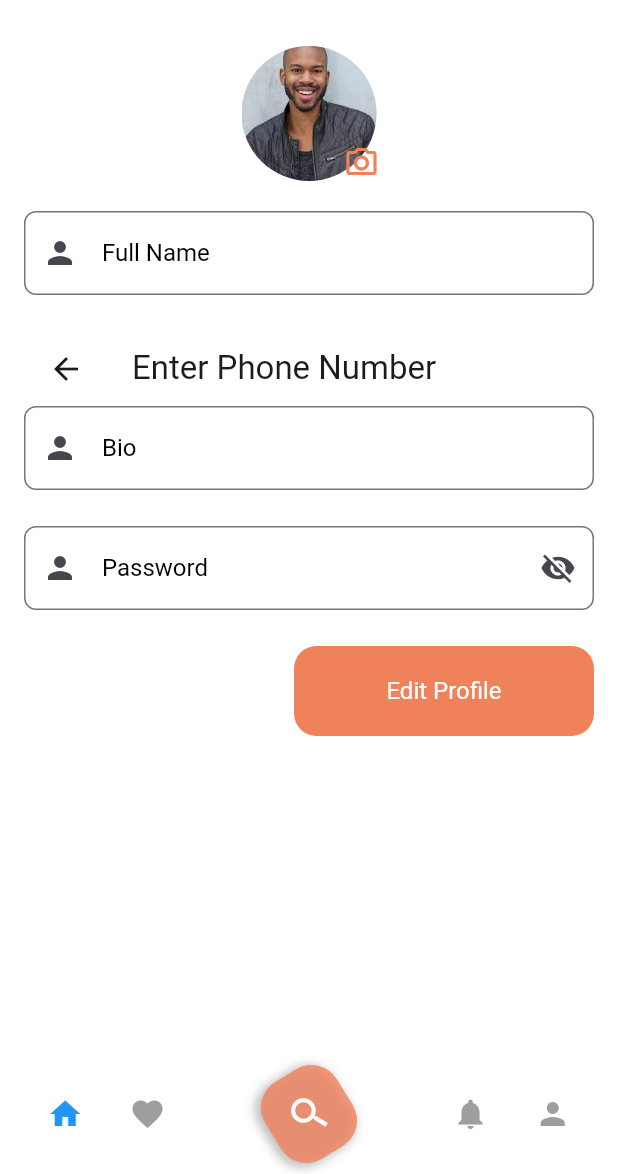
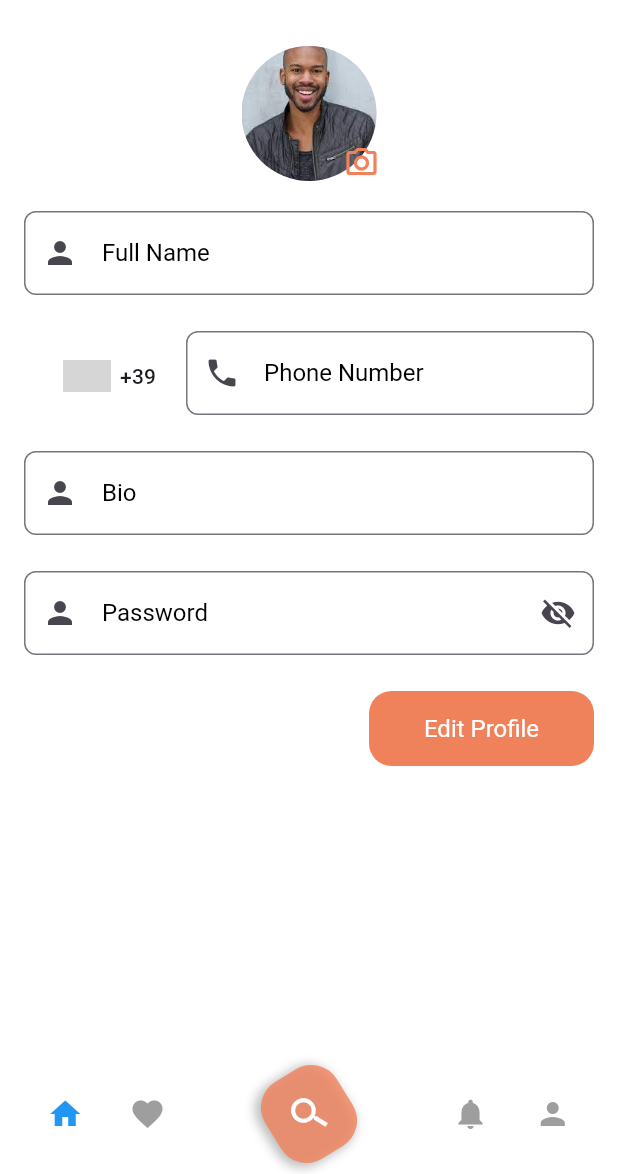
Before and after one commit to BetrandCliff/thuram_app, a Flutter app: the LandingPage screen opened directly, on a phone screen of 412 x 824 dp, the part 62-1236 px from its top. Run offline on Flutter 3.47's test engine with Material 3 defaults, Android fonts, the light colour scheme and no system bars; drawn by our look-alikes of country_code_picker, intl_phone_field; our stand-ins replace flutter_rating_bar, flutter_screenutil; grey boxes are pictures that could not be loaded.

Commit message:
edit profile added

```diff
--- /dev/null
+++ b/lib/core/constants/localizations.dart
@@ -0,0 +1,75 @@
+import 'package:country_code_picker/country_code_picker.dart';
+import 'package:flutter/material.dart';
+
+final supportedLocales = [
+  Locale("af"),
+  Locale("am"),
+  Locale("ar"),
+  Locale("az"),
+  Locale("be"),
+  Locale("bg"),
+  Locale("bn"),
+  Locale("bs"),
+  Locale("ca"),
+  Locale("cs"),
+  Locale("da"),
+  Locale("de"),
+  Locale("el"),
+  Locale("en"),
+  Locale("es"),
+  Locale("et"),
+  Locale("fa"),
+  Locale("fi"),
+  Locale("fr"),
+  Locale("gl"),
+  Locale("ha"),
+  Locale("he"),
+  Locale("hi"),
+  Locale("hr"),
+  Locale("hu"),
+  Locale("hy"),
+  Locale("id"),
+  Locale("is"),
+  Locale("it"),
+  Locale("ja"),
+  Locale("ka"),
+  Locale("kk"),
+  Locale("km"),
+  Locale("ko"),
+  Locale("ku"),
+  Locale("ky"),
+  Locale("lt"),
+  Locale("lv"),
+  Locale("mk"),
+  Locale("ml"),
+  Locale("mn"),
+  Locale("ms"),
+  Locale("nb"),
+  Locale("nl"),
+  Locale("nn"),
+  Locale("no"),
+  Locale("pl"),
+  Locale("ps"),
+  Locale("pt"),
+  Locale("ro"),
+  Locale("ru"),
+  Locale("sd"),
+  Locale("sk"),
+  Locale("sl"),
+  Locale("so"),
+  Locale("sq"),
+  Locale("sr"),
+  Locale("sv"),
+  Locale("ta"),
+  Locale("tg"),
+  Locale("th"),
+  Locale("tk"),
+  Locale("tr"),
+  Locale("tt"),
+  Locale("uk"),
+  Locale("ug"),
+  Locale("ur"),
+  Locale("uz"),
+  Locale("vi"),
+  Locale("zh")
+];
--- a/lib/feature/student/landing/presentation/pages/edit-profile.dart
+++ b/lib/feature/student/landing/presentation/pages/edit-profile.dart
@@ -1,3 +1,4 @@
+import 'package:country_code_picker/country_code_picker.dart';
 import 'package:flutter/material.dart';
 import 'package:thuram_app/core/constants/asset-paths.dart';
 import 'package:thuram_app/core/constants/colors.dart';
@@ -15,40 +16,91 @@ class EditProfile extends StatelessWidget {
       body: SafeArea(
         child: Padding(
           padding: const EdgeInsets.all(8.0),
+          child: SingleChildScrollView(
             child: Column(
               children: [
                 Stack(
                   children: [
                     CircleAvatar(
-
                       radius: 45,
                       backgroundImage: AssetImage(AppImages.profile),
                     ),
-
                     Positioned(
                         bottom: 0,
                         right: -2,
-                    child: Icon(Icons.camera_alt_outlined,color: AppColors.primaryColor,))
+                        child: Icon(
+                          Icons.camera_alt_outlined,
+                          color: AppColors.primaryColor,
+                        ))
                   ],
                 ),
-              SizedBox(height: 20,),
-
-              CustomInputForm(hint: 'Hakeem Smith', preIcon: Icons.person,label: "Full Name", isLabel: true,),
-               SizedBox(height: 20,),
                 SizedBox(
-                  height: 50,
-                  child: PhoneNumberScreen()),
-
-                            CustomInputForm(hint: 'Watch the movie 🎬', preIcon: Icons.person,label: "Bio", isLabel: true,),
-               SizedBox(height: 20,),
-              CustomInputForm(hint: '******', preIcon: Icons.person,label: "Password", isLabel: true,sufIcon: Icons.visibility_off,),
-
-                 SizedBox(height: 20,),
+                  height: 20,
+                ),
+                CustomInputForm(
+                  hint: 'Hakeem Smith',
+                  preIcon: Icons.person,
+                  label: "Full Name",
+                  isLabel: true,
+                ),
+                SizedBox(
+                  height: 20,
+                ),
+                Row(
+                  mainAxisAlignment: MainAxisAlignment.spaceBetween,
+                  children: [
+                    CountryCodePicker(
+                      onChanged: print,
+                      // Initial selection and favorite can be one of code ('IT') OR dial_code('+39')
+                      initialSelection: 'IT',
+                      //You can set the margin between the flag and the country name to your taste.
+                      margin: const EdgeInsets.symmetric(horizontal: 6),
+                      comparator: (a, b) => b.name!.compareTo(a.name!),
+                      //Get the country information relevant to the initial selection
+                      onInit: (code) => debugPrint(
+                          "on init ${code?.name} ${code?.dialCode} ${code?.name}"),
+                    ),
+                    Expanded(
+                        child: CustomInputForm(
+                      preIcon: Icons.phone,
+                      hint: "673109557",
+                      label: "Phone Number",
+                      isLabel: true,
+                    ))
+                  ],
+                ),
+                SizedBox(
+                  height: 20,
+                ),
+                CustomInputForm(
+                  hint: 'Watch the movie 🎬',
+                  preIcon: Icons.person,
+                  label: "Bio",
+                  isLabel: true,
+                ),
+                SizedBox(
+                  height: 20,
+                ),
+                CustomInputForm(
+                  hint: '******',
+                  preIcon: Icons.person,
+                  label: "Password",
+                  isLabel: true,
+                  sufIcon: Icons.visibility_off,
+                ),
+                SizedBox(
+                  height: 20,
+                ),
                 Align(
                     alignment: Alignment.centerRight,
-                child: CustomButton(text: "Edit Profile", onTap: (){},width: 200,))
-
+                    child: CustomButton(
+                      height: 50,
+                      text: "Edit Profile",
+                      onTap: () {},
+                      width: 150,
+                    ))
               ],
+            ),
           ),
         ),
       ),
--- a/lib/feature/student/landing/presentation/pages/landingpage.dart
+++ b/lib/feature/student/landing/presentation/pages/landingpage.dart
@@ -11,6 +11,7 @@ import '../../../login/presentation/login.dart';
 import '../../../login/presentation/signup.dart';
 import '../widget/conversation.dart';
 import 'edit-profile.dart';
+import 'search-staff.dart';
 
 class LandingPage extends StatefulWidget {
   const LandingPage({super.key});
@@ -22,7 +23,7 @@ class LandingPage extends StatefulWidget {
 GlobalKey<ScaffoldState> key = GlobalKey<ScaffoldState>();
 
 class _LandingPageState extends State<LandingPage> {
-  final List<Widget> Pages = const [EditProfile(),LostAndFound(),ProfilePage(),CustomDescriptionCard(),ProfilePage(),];
+  final List<Widget> Pages =  [EditProfile(),LostAndFound(),SearchStaffScreen(),CustomDescriptionCard(),ProfilePage(),];
   @override
   Widget build(BuildContext context) {
     return DefaultTabController(
--- a/lib/util/country-code.dart
+++ b/lib/util/country-code.dart
@@ -1,5 +1,5 @@
+import 'package:country_code_picker/country_code_picker.dart';
 import 'package:flutter/material.dart';
-import 'package:intl_phone_field/intl_phone_field.dart';
 
 class PhoneNumberScreen extends StatefulWidget {
   @override
@@ -11,35 +11,66 @@ class _PhoneNumberScreenState extends State<PhoneNumberScreen> {
 
   @override
   Widget build(BuildContext context) {
-    return Scaffold(
-      appBar: AppBar(title: Text('Enter Phone Number')),
-      body: Padding(
-        padding: const EdgeInsets.all(16.0),
-        child: Column(
-          mainAxisAlignment: MainAxisAlignment.center,
-          children: [
-            IntlPhoneField(
-              decoration: InputDecoration(
-                labelText: 'Phone Number',
-                border: OutlineInputBorder(
-                  borderSide: BorderSide(),
+    return  Center(
+          child: Column(
+            mainAxisAlignment: MainAxisAlignment.spaceEvenly,
+            children: <Widget>[
+
+              /*CountryCodePicker(
+                hideHeaderText: true,
+                onChanged: print,
+                // Initial selection and favorite can be one of code ('IT') OR dial_code('+39')
+                initialSelection: 'IT',
+                favorite: const ['+39', 'FR'],
+                countryFilter: const ['IT', 'FR'],
+                // flag can be styled with BoxDecoration's `borderRadius` and `shape` fields
+                flagDecoration: BoxDecoration(
+                  borderRadius: BorderRadius.circular(7),
+                ),
+                pickerStyle: PickerStyle.bottomSheet,
+              ),
+              const SizedBox(
+                width: 400,
+                height: 60,
+                child: CountryCodePicker(
+                  onChanged: print,
+                  hideMainText: true,
+                  showFlagMain: true,
+                  showFlag: false,
+                  initialSelection: 'TF',
+                  hideSearch: true,
+                  showCountryOnly: true,
+                  showOnlyCountryWhenClosed: true,
+                  alignLeft: true,
                 ),
               ),
-              initialCountryCode: 'US', // Default country
-              onChanged: (phone) {
-                setState(() {
-                  completePhoneNumber = phone.completeNumber;
-                });
-              },
-            ),
-            SizedBox(height: 20),
-            Text(
-              'Full Number: ${completePhoneNumber ?? "Not entered"}',
-              style: TextStyle(fontSize: 18, fontWeight: FontWeight.bold),
-            ),
-          ],
-        ),
-      ),
+              SizedBox(
+                width: 400,
+                height: 60,
+                child: CountryCodePicker(
+                  onChanged: (element) => debugPrint(element.toLongString()),
+                  initialSelection: 'TF',
+                  showCountryOnly: true,
+                  showOnlyCountryWhenClosed: true,
+                  favorite: const ['+39', 'FR'],
+                ),
+              ),
+              SizedBox(
+                width: 100,
+                height: 60,
+                child: CountryCodePicker(
+                  enabled: false,
+                  onChanged: (c) => c.name,
+                  initialSelection: 'TF',
+                  showCountryOnly: true,
+                  showOnlyCountryWhenClosed: true,
+                  favorite: const ['+39', 'FR'],
+                ),
+              ),*/
+            ],
+          ),
+
+
     );
   }
 }
--- a/lib/util/custom-button.dart
+++ b/lib/util/custom-button.dart
@@ -3,16 +3,22 @@ import 'package:thuram_app/core/constants/colors.dart';
 import 'package:thuram_app/core/constants/values.dart';
 
 class CustomButton extends StatelessWidget {
-  const CustomButton({super.key, required this.text, required this.onTap, this.width=double.infinity});
+  const CustomButton(
+      {super.key,
+      required this.text,
+      required this.onTap,
+      this.height=60,
+      this.width = double.infinity});
   final String text;
   final VoidCallback onTap;
   final double width;
+  final double height;
   @override
   Widget build(BuildContext context) {
     return GestureDetector(
       onTap: onTap,
       child: Container(
-        height: 60,
+        height: height,
         width: width,
         decoration: BoxDecoration(
           borderRadius: BorderRadius.circular(buttonBorderRadius),
--- a/lib/util/custom-input-form.dart
+++ b/lib/util/custom-input-form.dart
@@ -3,23 +3,32 @@ import 'package:thuram_app/core/constants/values.dart';
 
 class CustomInputForm extends StatelessWidget {
   const CustomInputForm(
-      {super.key, required this.preIcon, this.sufIcon, required this.hint, this.label,this.isLabel=false});
+      {super.key,
+      required this.preIcon,
+      this.sufIcon,
+      required this.hint,
+      this.label,
+      this.width=double.infinity,
+      this.isLabel = false});
   final IconData preIcon;
   final IconData? sufIcon;
   final String hint;
   final String? label;
   final bool isLabel;
+  final double width;
   @override
   Widget build(BuildContext context) {
     return Container(
         height: 60,
-        width: double.infinity,
+        width: width,
         child: TextField(
           decoration: InputDecoration(
-              label:isLabel? Text(
-                "$label",
-                style: Theme.of(context).textTheme.displayMedium,
-              ):null,
+              label: isLabel
+                  ? Text(
+                      "$label",
+                      style: Theme.of(context).textTheme.displayMedium,
+                    )
+                  : null,
               hintText: hint,
               hintStyle: Theme.of(context).textTheme.displaySmall,
               prefixIcon: Icon(preIcon),
--- a/pubspec.yaml
+++ b/pubspec.yaml
@@ -37,7 +37,9 @@ dependencies:
   cupertino_icons: ^1.0.8
   flutter_screenutil: ^5.9.3
   flutter_rating_bar:
-  intl_phone_field:
+  country_code_picker: ^3.2.0
+  flutter_localizations:
+    sdk: flutter
   # video_player:
 
 dev_dependencies:
```
Also changed, not shown: lib/feature/student/landing/presentation/pages/search-staff.dart (added, +179 -0 lines), lib/feature/student/landing/presentation/widget/lost_and_found.dart (+15 -6 lines), lib/main.dart (+10 -0 lines), pubspec.lock. Lines whose indentation alone changed are shown as unchanged.
